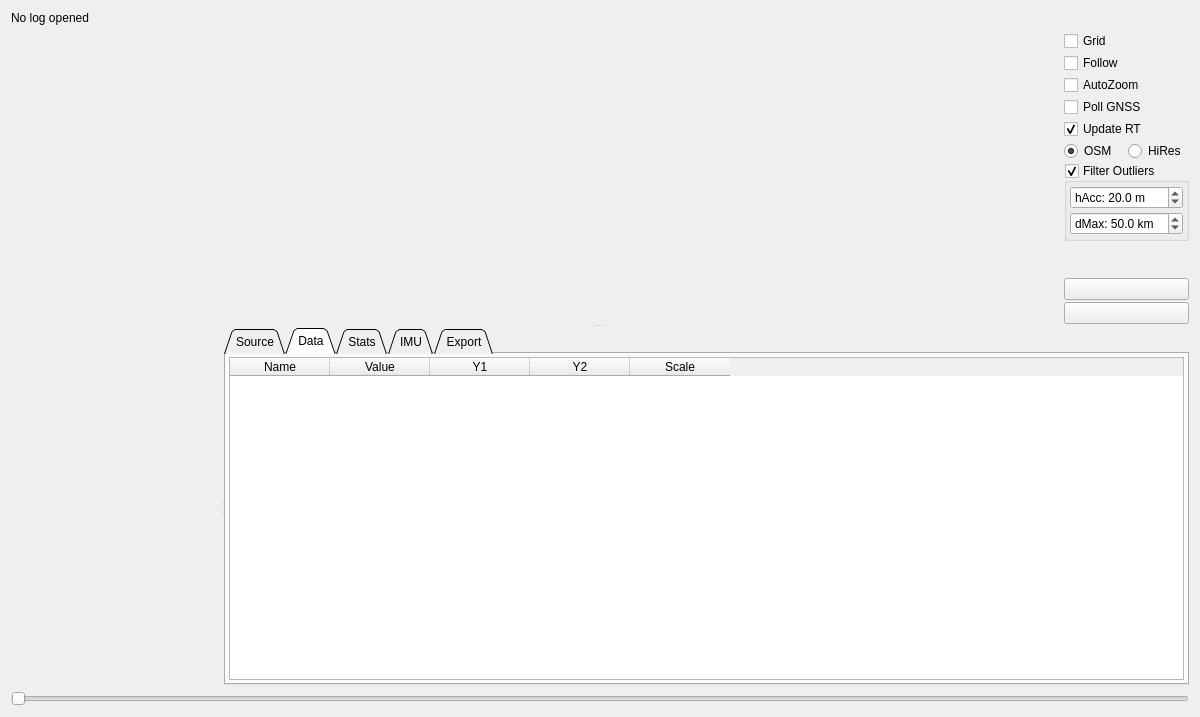
Old version of the form pages/pageloganalysis.ui in the repository darwinbeing/vesc_tool.
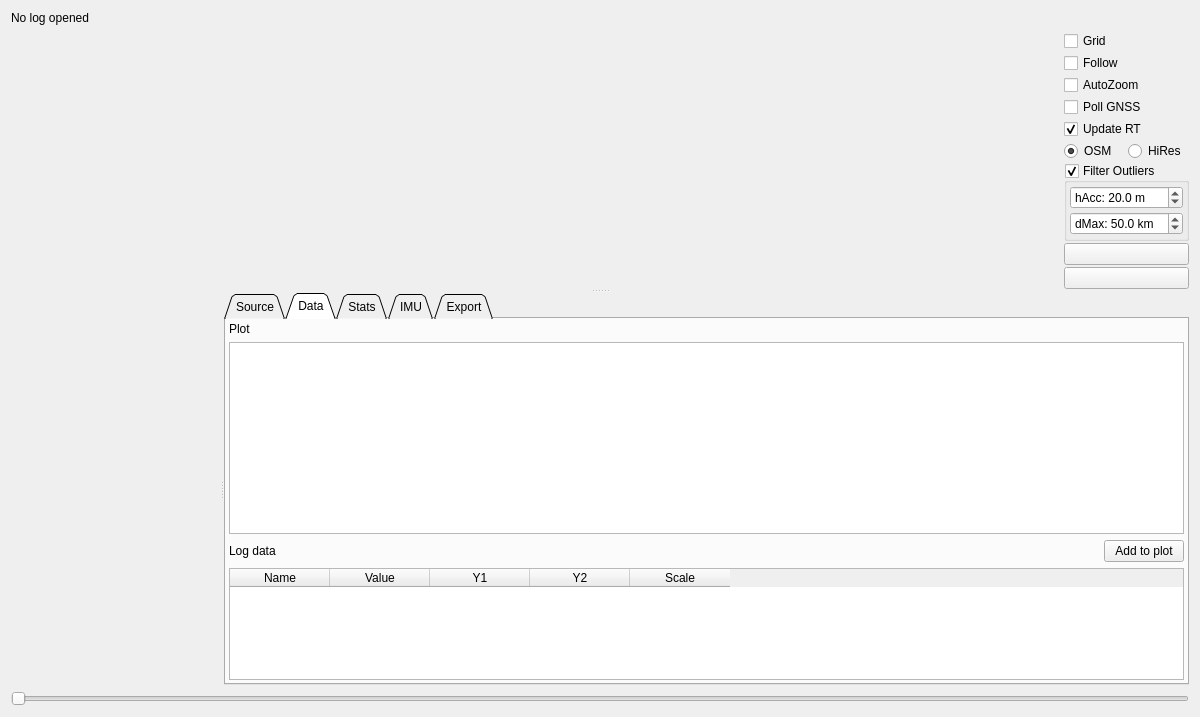
New version of the form. The open tabs and pages were chosen to show the change. Icons and pictures are not drawn. Custom widgets are drawn as their Qt base class.

Commit message:
Log analysis: New UI section for plotted data series
- Color for plot shown
- Icons for Y axis
- Automatic column with for value
- Fixed-width formatting for value

Patch:
```diff
--- a/pages/pageloganalysis.ui
+++ b/pages/pageloganalysis.ui
@@ -775,6 +775,107 @@
           <number>3</number>
          </property>
          <item>
+          <layout class="QVBoxLayout" name="verticalLayout_16">
+           <item>
+            <widget class="QLabel" name="selectedDataLabel">
+             <property name="text">
+              <string>Plot</string>
+             </property>
+            </widget>
+           </item>
+           <item>
+            <widget class="QTableWidget" name="selectedDataItems">
+             <property name="sizePolicy">
+              <sizepolicy hsizetype="Preferred" vsizetype="Fixed">
+               <horstretch>0</horstretch>
+               <verstretch>0</verstretch>
+              </sizepolicy>
+             </property>
+             <property name="editTriggers">
+              <set>QAbstractItemView::EditTrigger::NoEditTriggers</set>
+             </property>
+             <property name="selectionMode">
+              <enum>QAbstractItemView::SelectionMode::NoSelection</enum>
+             </property>
+             <property name="selectionBehavior">
+              <enum>QAbstractItemView::SelectionBehavior::SelectRows</enum>
+             </property>
+             <property name="verticalScrollBarPolicy">
+              <enum>Qt::ScrollBarAlwaysOff</enum>
+             </property>
+             <attribute name="horizontalHeaderVisible">
+              <bool>false</bool>
+             </attribute>
+             <attribute name="horizontalHeaderStretchLastSection">
+              <bool>false</bool>
+             </attribute>
+             <column>
+              <property name="text">
+               <string>Color</string>
+              </property>
+             </column>
+             <column>
+              <property name="text">
+               <string>Series</string>
+              </property>
+             </column>
+             <column>
+              <property name="text">
+               <string>Value</string>
+              </property>
+             </column>
+             <column>
+              <property name="text">
+               <string>Scale</string>
+              </property>
+             </column>
+             <column>
+              <property name="text">
+               <string>Axis</string>
+              </property>
+             </column>
+             <column>
+              <property name="text">
+               <string>Remove</string>
+              </property>
+             </column>
+            </widget>
+           </item>
+           <item>
+            <layout class="QHBoxLayout" name="horizontalLayout_13">
+             <item>
+              <widget class="QLabel" name="allDataLabel">
+               <property name="text">
+                <string>Log data</string>
+               </property>
+              </widget>
+             </item>
+             <item>
+              <spacer name="horizontalSpacer_8">
+               <property name="orientation">
+                <enum>Qt::Horizontal</enum>
+               </property>
+               <property name="sizeHint" stdset="0">
+                <size>
+                 <width>40</width>
+                 <height>20</height>
+                </size>
+               </property>
+              </spacer>
+             </item>
+             <item>
+              <widget class="QPushButton" name="addSeriesButton">
+               <property name="toolTip">
+                <string>Add selected row(s) to graph on Y1 axis</string>
+               </property>
+               <property name="text">
+                <string>Add to plot</string>
+               </property>
+              </widget>
+             </item>
+            </layout>
+           </item>
+           <item>
           <widget class="QTableWidget" name="dataTable">
            <property name="editTriggers">
             <set>QAbstractItemView::EditTrigger::NoEditTriggers</set>
@@ -820,6 +921,8 @@
             </property>
            </column>
           </widget>
+           </item>
+          </layout>
          </item>
         </layout>
        </widget>
```
Left out of the diff: 103 changed lines with no effect on the pictures. Lines whose indentation alone changed are shown as unchanged. The commit also changes 2 other files.
